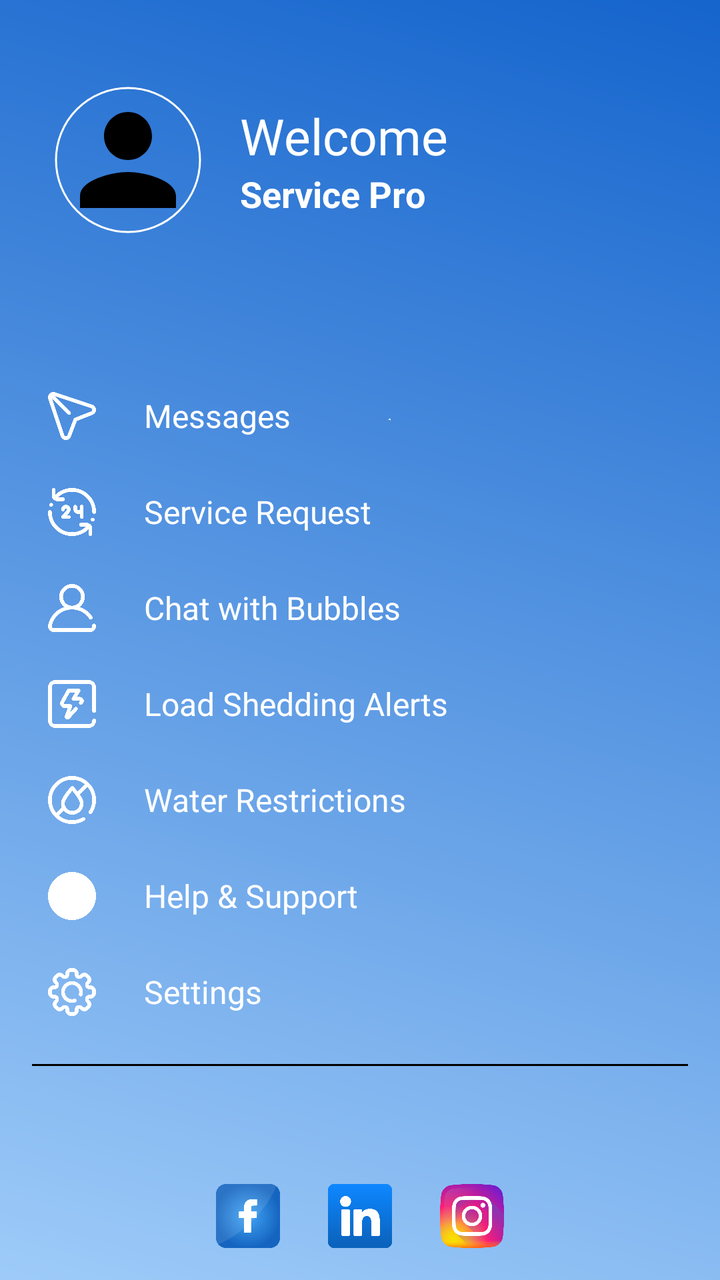
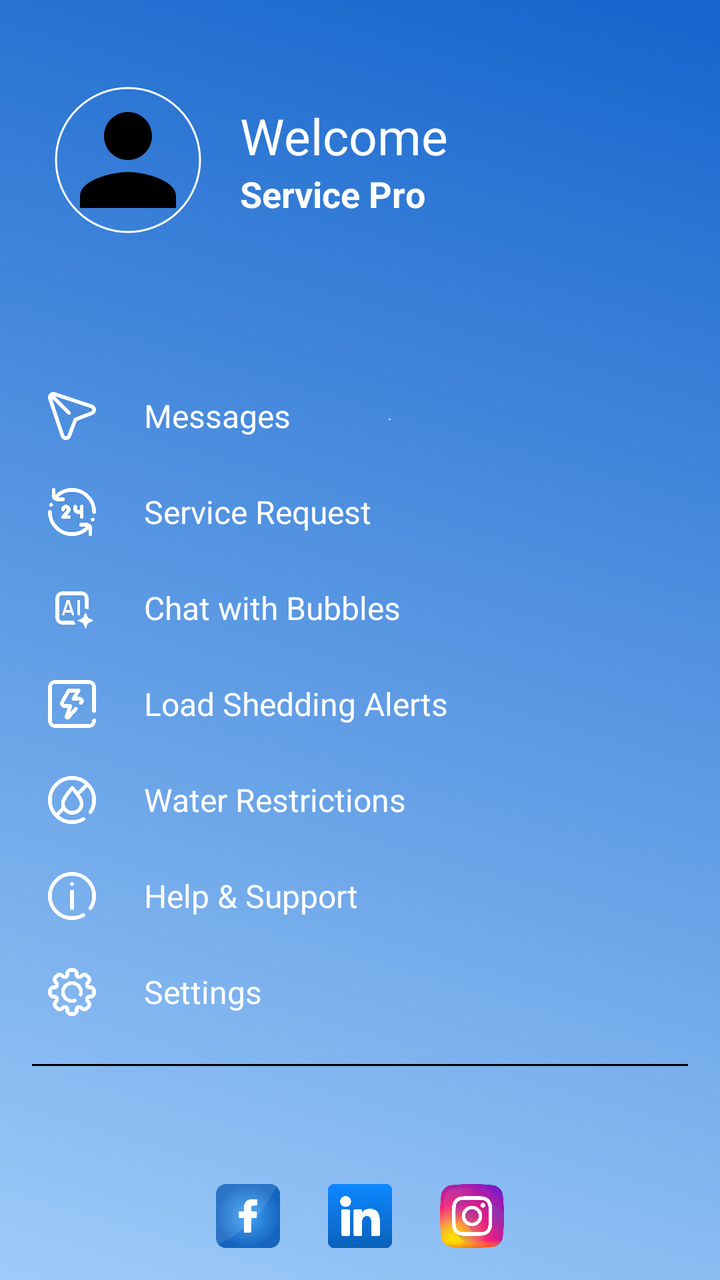

An Android layout rendered at two revisions. The XML below is the earlier revision; the diff shows what the commit changed to produce the second picture.
<!-- AndroidManifest.xml: application theme Theme.PoolApp -->
<!-- res/layout/sp_navigation_drawer.xml -->
<?xml version="1.0" encoding="utf-8"?>
<LinearLayout xmlns:android="http://schemas.android.com/apk/res/android"
    xmlns:app="http://schemas.android.com/apk/res-auto"
    xmlns:tools="http://schemas.android.com/tools"
    android:id="@+id/navDrawerLayout"
    android:layout_width="300dp"
    android:layout_height="match_parent"
    android:layout_gravity="start"
    android:background="@drawable/pbg"
    android:orientation="vertical"
    android:fitsSystemWindows="true">

    <androidx.constraintlayout.widget.ConstraintLayout
        android:id="@+id/cl_nav_header"
        android:layout_width="match_parent"
        android:layout_height="wrap_content"
        android:paddingBottom="48dp"
        android:background="@android:color/transparent">

        <View
            android:id="@+id/top_spacer"
            android:layout_width="match_parent"
            android:layout_height="24dp"
            app:layout_constraintTop_toTopOf="parent"
            app:layout_constraintStart_toStartOf="parent"/>
        <com.google.android.material.imageview.ShapeableImageView
            android:id="@+id/nav_profile_image"
            android:layout_width="80dp"
            android:layout_height="80dp"
            android:layout_marginTop="16dp"
            android:src="@drawable/ic_profile_placeholder"
            android:contentDescription="User Profile Image"
            android:scaleType="centerCrop"
            android:padding="4dp"
            app:tint="@null"
            app:layout_constraintTop_toBottomOf="@id/top_spacer"
            app:layout_constraintStart_toStartOf="parent"
            android:layout_marginStart="24dp"

            app:shapeAppearanceOverlay="@style/ShapeAppearanceOverlay.App.CornerSize50Percent"
            app:strokeWidth="1dp"
            app:strokeColor="@color/white"
            />

        <TextView
            android:id="@+id/nav_welcome_text"
            android:layout_width="0dp"
            android:layout_height="wrap_content"
            android:text="Welcome"
            android:textColor="@color/white"
            android:textSize="25sp"
            android:layout_marginStart="16dp"
            android:layout_marginEnd="24dp"
            app:layout_constraintBottom_toTopOf="@+id/nav_username"
            app:layout_constraintStart_toEndOf="@id/nav_profile_image"
            app:layout_constraintEnd_toEndOf="parent"
            app:layout_constraintVertical_chainStyle="packed"
            app:layout_constraintTop_toTopOf="@+id/nav_profile_image" />

        <TextView
            android:id="@+id/nav_username"
            android:layout_width="0dp"
            android:layout_height="wrap_content"
            android:text="Service Pro"
            android:textColor="@color/white"
            android:textSize="18sp"
            android:textStyle="bold"
            app:layout_constraintTop_toBottomOf="@id/nav_welcome_text"
            app:layout_constraintStart_toStartOf="@id/nav_welcome_text"
            app:layout_constraintEnd_toEndOf="@id/nav_welcome_text"
            app:layout_constraintBottom_toBottomOf="@+id/nav_profile_image"/>

    </androidx.constraintlayout.widget.ConstraintLayout>

    <ScrollView
        android:layout_width="match_parent"
        android:layout_height="0dp"
        android:layout_weight="1"
        android:clipToPadding="false"
        android:paddingTop="16dp"
        android:paddingBottom="8dp">

        <LinearLayout
            android:layout_width="match_parent"
            android:layout_height="wrap_content"
            android:orientation="vertical"
            android:paddingBottom="16dp">

            <LinearLayout
                android:id="@+id/btnMessages"
                style="@style/NavDrawerMenuItemStyle"
                android:contentDescription="Messages">

                <ImageView
                    android:id="@+id/ivMessagesIcon"
                    style="@style/NavDrawerMenuItemIconStyle"
                    android:src="@drawable/message"
                    app:tint="@color/white" />

                <TextView
                    android:id="@+id/tvMessagesText"
                    style="@style/NavDrawerMenuItemTextStyle"
                    android:text="Messages"
                    android:textColor="@color/white" />
            </LinearLayout>
            <LinearLayout
                android:id="@+id/btnServiceRequest"
                style="@style/NavDrawerMenuItemStyle"
                android:contentDescription="Service Requests">
                <ImageView
                    android:id="@+id/ivServicesIcon"
                    style="@style/NavDrawerMenuItemIconStyle"
                    android:src="@drawable/services"
                    app:tint="@color/white"
                    />

                <TextView
                    android:id="@+id/tvServiceRequestText"
                    style="@style/NavDrawerMenuItemTextStyle"
                    android:text="Service Request"
                    android:textColor="@color/white" />
            </LinearLayout>
            <LinearLayout
                android:id="@+id/btnBubbles"
                style="@style/NavDrawerMenuItemStyle"
                android:contentDescription="Bubbles AI">

                <ImageView
                    android:id="@+id/ivBubblesIcon"
                    style="@style/NavDrawerMenuItemIconStyle"
                    android:src="@drawable/profile"
                    app:tint="@color/white" />

                <TextView
                    android:id="@+id/tvBubblesText"
                    style="@style/NavDrawerMenuItemTextStyle"
                    android:text="Chat with Bubbles"
                    android:textColor="@color/white" />
            </LinearLayout>

            <LinearLayout
                android:id="@+id/btnLoadshedding"
                style="@style/NavDrawerMenuItemStyle"
                android:contentDescription="Load Shedding Alerts">

                <ImageView
                    android:id="@+id/ivLoadsheddingIcon"
                    style="@style/NavDrawerMenuItemIconStyle"
                    android:src="@drawable/loadshedding"
                    app:tint="@color/white" />

                <TextView
                    android:id="@+id/tvLoadsheddingText"
                    style="@style/NavDrawerMenuItemTextStyle"
                    android:text="Load Shedding Alerts"
                    android:textColor="@color/white" />
            </LinearLayout>

            <LinearLayout
                android:id="@+id/btnRestrictions"
                style="@style/NavDrawerMenuItemStyle"
                android:contentDescription="Water Restrictions">

                <ImageView
                    android:id="@+id/ivRestrictionsIcon"
                    style="@style/NavDrawerMenuItemIconStyle"
                    android:src="@drawable/water_restriction"
                    app:tint="@color/white" />

                <TextView
                    android:id="@+id/tvRestrictionsText"
                    style="@style/NavDrawerMenuItemTextStyle"
                    android:text="Water Restrictions"
                    android:textColor="@color/white" />
            </LinearLayout>

            <LinearLayout
                android:id="@+id/btnHelp"
                style="@style/NavDrawerMenuItemStyle"
                android:contentDescription="Help &amp; Support">

                <ImageView
                    android:id="@+id/ivHelpIcon"
                    style="@style/NavDrawerMenuItemIconStyle"
                    android:src="@drawable/help"
                    app:tint="@color/white" />

                <TextView
                    android:id="@+id/tvHelpText"
                    style="@style/NavDrawerMenuItemTextStyle"
                    android:text="Help &amp; Support"
                    android:textColor="@color/white" />
            </LinearLayout>

            <LinearLayout
                android:id="@+id/btnSettings"
                style="@style/NavDrawerMenuItemStyle"
                android:contentDescription="Settings">

                <ImageView
                    android:id="@+id/ivSettingsIcon"
                    style="@style/NavDrawerMenuItemIconStyle"
                    android:src="@drawable/settings"
                    app:tint="@color/white" />

                <TextView
                    android:id="@+id/tvSettingsText"
                    style="@style/NavDrawerMenuItemTextStyle"
                    android:text="Settings"
                    android:textColor="@color/white" />
            </LinearLayout>



            <View android:layout_width="match_parent"
                android:layout_height="1dp"
                android:layout_marginVertical="12dp"
                android:layout_marginHorizontal="16dp"
                android:background="@color/black" />

        </LinearLayout>
    </ScrollView>

    <LinearLayout
        android:layout_width="match_parent"
        android:layout_height="wrap_content"
        android:orientation="horizontal"
        android:gravity="center"
        android:paddingVertical="16dp"
        android:background="@android:color/transparent">

        <ImageView
            android:layout_width="32dp"
            android:layout_height="32dp"
            android:src="@drawable/facebook"
            android:contentDescription="Facebook"
            android:layout_marginHorizontal="12dp"/>

        <ImageView
            android:layout_width="32dp"
            android:layout_height="32dp"
            android:src="@drawable/linkedin"
            android:contentDescription="LinkedIn"
            android:layout_marginHorizontal="12dp"/>

        <ImageView
            android:layout_width="32dp"
            android:layout_height="32dp"
            android:src="@drawable/instagram"
            android:contentDescription="Instagram"
            android:layout_marginHorizontal="12dp"/>

    </LinearLayout>

</LinearLayout>
<!-- resources referenced by this layout -->
<resources>
  <color name="black">#FF000000</color>
  <color name="white">#FFFFFFFF</color>
  <!-- drawable facebook: png bitmap (drawable, 57960 bytes) -->
  <!-- drawable help: png bitmap (drawable, 29580 bytes) -->
  <!-- drawable ic_profile_placeholder (drawable) -->
  <vector android:height="24dp" android:tint="#000000"
      android:viewportHeight="24" android:viewportWidth="24"
      android:width="24dp" xmlns:android="http://schemas.android.com/apk/res/android">
      <path android:fillColor="@android:color/white" android:pathData="M12,12c2.21,0 4,-1.79 4,-4s-1.79,-4 -4,-4 -4,1.79 -4,4 1.79,4 4,4zM12,14c-2.67,0 -8,1.34 -8,4v2h16v-2c0,-2.66 -5.33,-4 -8,-4z"/>
  </vector>
  <!-- drawable instagram: png bitmap (drawable, 150645 bytes) -->
  <!-- drawable linkedin: png bitmap (drawable, 11096 bytes) -->
  <!-- drawable loadshedding: png bitmap (drawable, 17808 bytes) -->
  <!-- drawable message: png bitmap (drawable, 23967 bytes) -->
  <!-- drawable pbg: png bitmap (drawable, 122204 bytes) -->
  <!-- drawable profile: png bitmap (drawable, 22789 bytes) -->
  <!-- drawable services: png bitmap (drawable, 26725 bytes) -->
  <!-- drawable settings: png bitmap (drawable, 33805 bytes) -->
  <!-- drawable water_restriction: png bitmap (drawable, 32996 bytes) -->
  <style name="NavDrawerMenuItemIconStyle">
          <item name="android:layout_width">24dp</item>
          <item name="android:layout_height">24dp</item>
          <item name="android:contentDescription">Menu Icon</item>
      </style>
  <style name="NavDrawerMenuItemStyle">
          <item name="android:layout_width">match_parent</item>
          <item name="android:layout_height">wrap_content</item>
          <item name="android:orientation">horizontal</item>
          <item name="android:gravity">center_vertical</item>
          <item name="android:clickable">true</item>
          <item name="android:focusable">true</item>
          <item name="android:background">?attr/selectableItemBackground</item>
          <item name="android:paddingStart">24dp</item>
          <item name="android:paddingEnd">16dp</item>
          <item name="android:paddingVertical">12dp</item>
      </style>
  <style name="NavDrawerMenuItemTextStyle">
          <item name="android:layout_width">0dp</item>
          <item name="android:layout_height">wrap_content</item>
          <item name="android:layout_weight">1</item>
          <item name="android:layout_marginStart">24dp</item>
          <item name="android:textColor">@color/white</item>
          <item name="android:textSize">16sp</item>
      </style>
  <style name="ShapeAppearanceOverlay.App.CornerSize50Percent" parent="">
          <item name="cornerFamily">rounded</item>
          <item name="cornerSize">50%</item>
      </style>
  <style name="Theme.PoolApp" parent="Theme.Material3.DayNight.NoActionBar">
          <item name="colorPrimary">@color/colorPrimary</item>
          <item name="colorPrimaryVariant">@color/colorPrimaryVariant</item>
          <item name="colorOnPrimary">@color/colorOnPrimary</item>
          <item name="colorSecondary">@color/colorSecondary</item>
          <item name="colorOnSecondary">@color/colorOnSecondary</item>
          <item name="colorSurface">@color/colorSurface</item>
          <item name="colorOnSurface">@color/colorOnSurface</item>
          <item name="android:statusBarColor" tools:targetApi="l">?attr/colorPrimaryVariant</item>
      </style>
  <color name="colorPrimary">#096ca7</color>
  <color name="colorPrimaryVariant">#034b75</color>
  <color name="colorOnPrimary">#FFFFFF</color>
  <color name="colorSecondary">#0A57FF</color>
  <color name="colorOnSecondary">#FFFFFF</color>
  <color name="colorSurface">#FFFFFF</color>
  <color name="colorOnSurface">#1C1B1F</color>
</resources>

<!-- the commit's change to res/layout/sp_navigation_drawer.xml (unified diff, before → after) -->
@@ -128,7 +128,7 @@
                 <ImageView
                     android:id="@+id/ivBubblesIcon"
                     style="@style/NavDrawerMenuItemIconStyle"
-                    android:src="@drawable/profile"
+                    android:src="@drawable/ai"
                     app:tint="@color/white" />
 
                 <TextView
<!-- resource entries referenced after the edit -->
@@ -2,8 +2,9 @@
 <resources>
   <color name="black">#FF000000</color>
   <color name="white">#FFFFFFFF</color>
+  <!-- drawable ai: png bitmap (drawable, 10604 bytes) -->
   <!-- drawable facebook: png bitmap (drawable, 57960 bytes) -->
-  <!-- drawable help: png bitmap (drawable, 29580 bytes) -->
+  <!-- drawable help: png bitmap (drawable, 21013 bytes) -->
   <!-- drawable ic_profile_placeholder (drawable) -->
   <vector android:height="24dp" android:tint="#000000"
       android:viewportHeight="24" android:viewportWidth="24"
@@ -15,7 +16,6 @@
   <!-- drawable loadshedding: png bitmap (drawable, 17808 bytes) -->
   <!-- drawable message: png bitmap (drawable, 23967 bytes) -->
   <!-- drawable pbg: png bitmap (drawable, 122204 bytes) -->
-  <!-- drawable profile: png bitmap (drawable, 22789 bytes) -->
   <!-- drawable services: png bitmap (drawable, 26725 bytes) -->
   <!-- drawable settings: png bitmap (drawable, 33805 bytes) -->
   <!-- drawable water_restriction: png bitmap (drawable, 32996 bytes) -->
